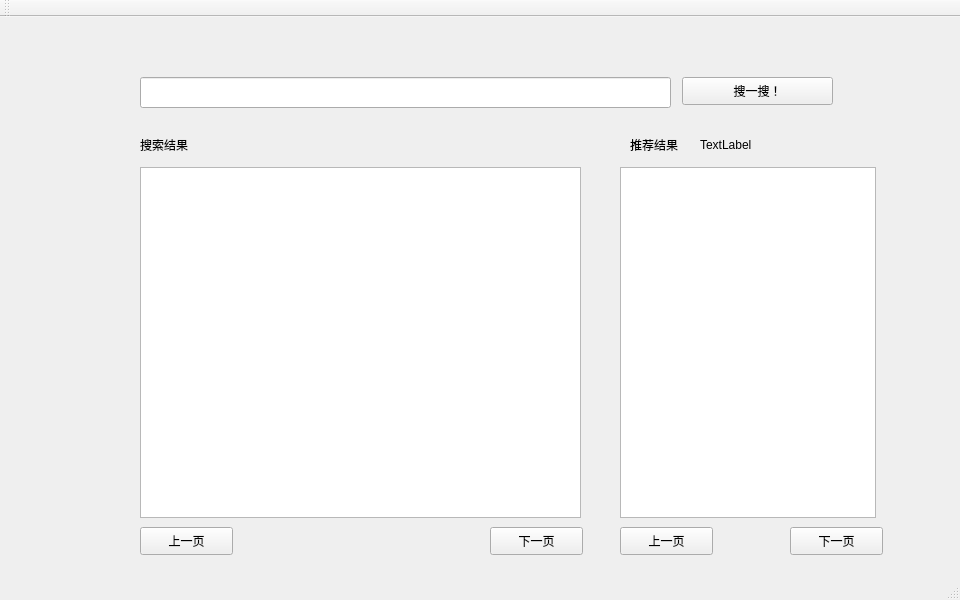
Before: the Qt Designer form gui/gui.ui in chuchong/DSA-Final--news-searcher, drawn with Qt 5.
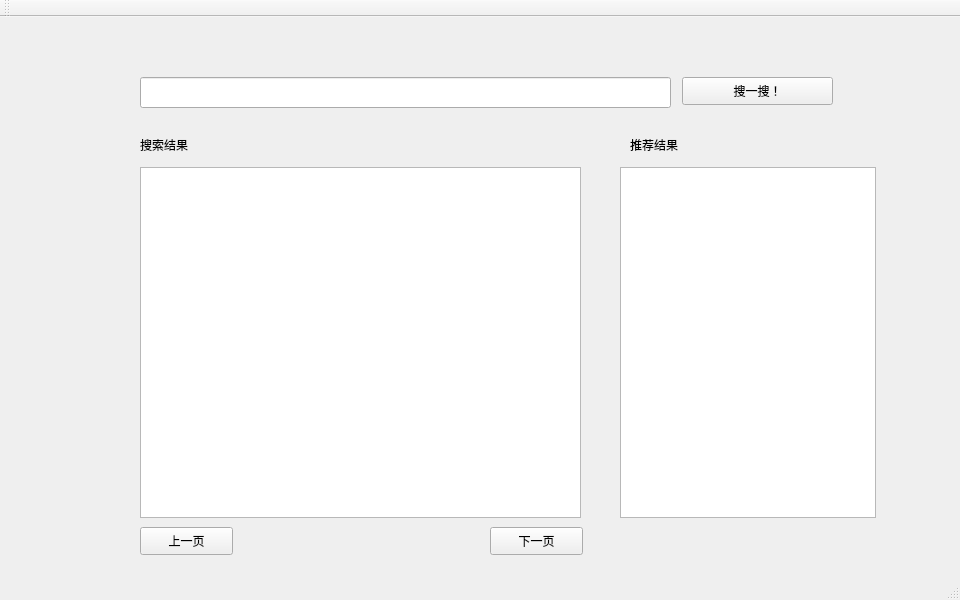
After: the same form once the commit is applied.

Commit message: 1. 基本的搜索界面做完了

Diff of the .ui file:
```diff
--- a/gui/gui.ui
+++ b/gui/gui.ui
@@ -122,43 +122,17 @@
      <string>上一页</string>
     </property>
    </widget>
-   <widget class="QPushButton" name="promoteNext">
-    <property name="geometry">
-     <rect>
-      <x>790</x>
-      <y>510</y>
-      <width>93</width>
-      <height>28</height>
-     </rect>
-    </property>
-    <property name="text">
-     <string>下一页</string>
-    </property>
-   </widget>
-   <widget class="QPushButton" name="promotePrev">
-    <property name="geometry">
-     <rect>
-      <x>620</x>
-      <y>510</y>
-      <width>93</width>
-      <height>28</height>
-     </rect>
-    </property>
-    <property name="text">
-     <string>上一页</string>
-    </property>
-   </widget>
    <widget class="QLabel" name="promoteNum">
     <property name="geometry">
      <rect>
       <x>700</x>
       <y>120</y>
-      <width>72</width>
-      <height>15</height>
+      <width>201</width>
+      <height>16</height>
      </rect>
     </property>
     <property name="text">
-     <string>TextLabel</string>
+     <string/>
     </property>
    </widget>
   </widget>
```
The commit also changes 4 other files.
